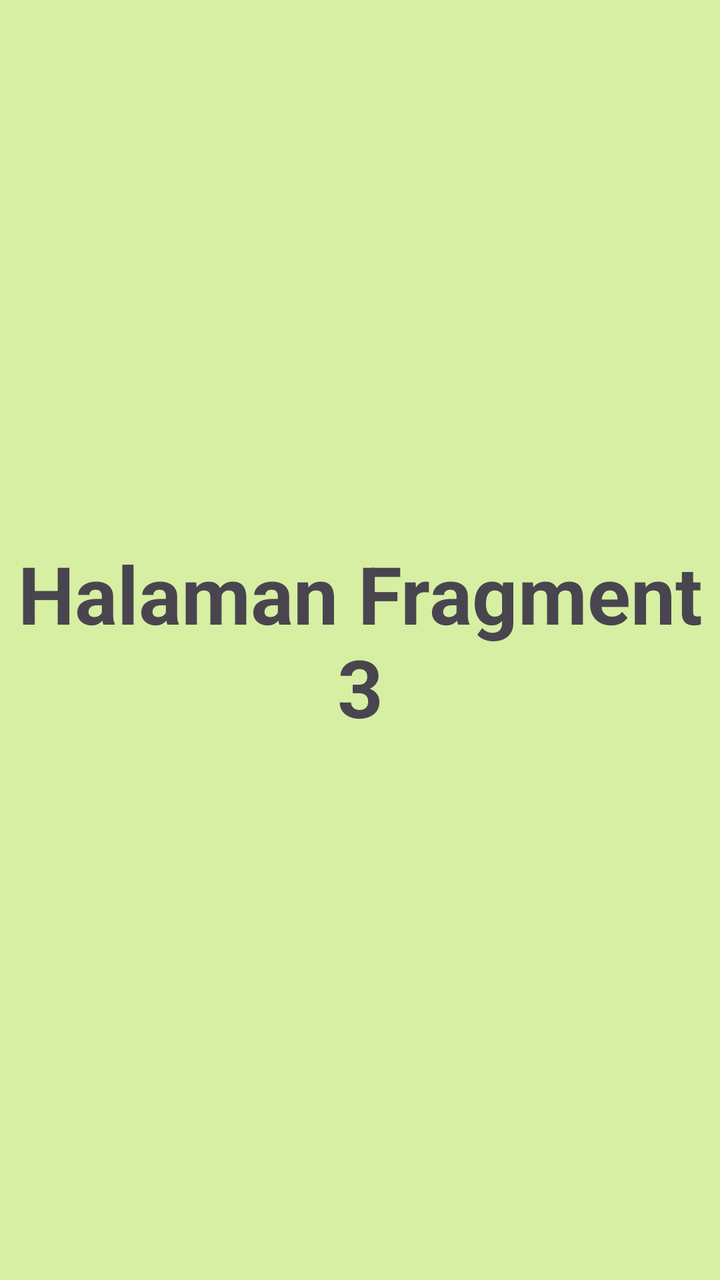
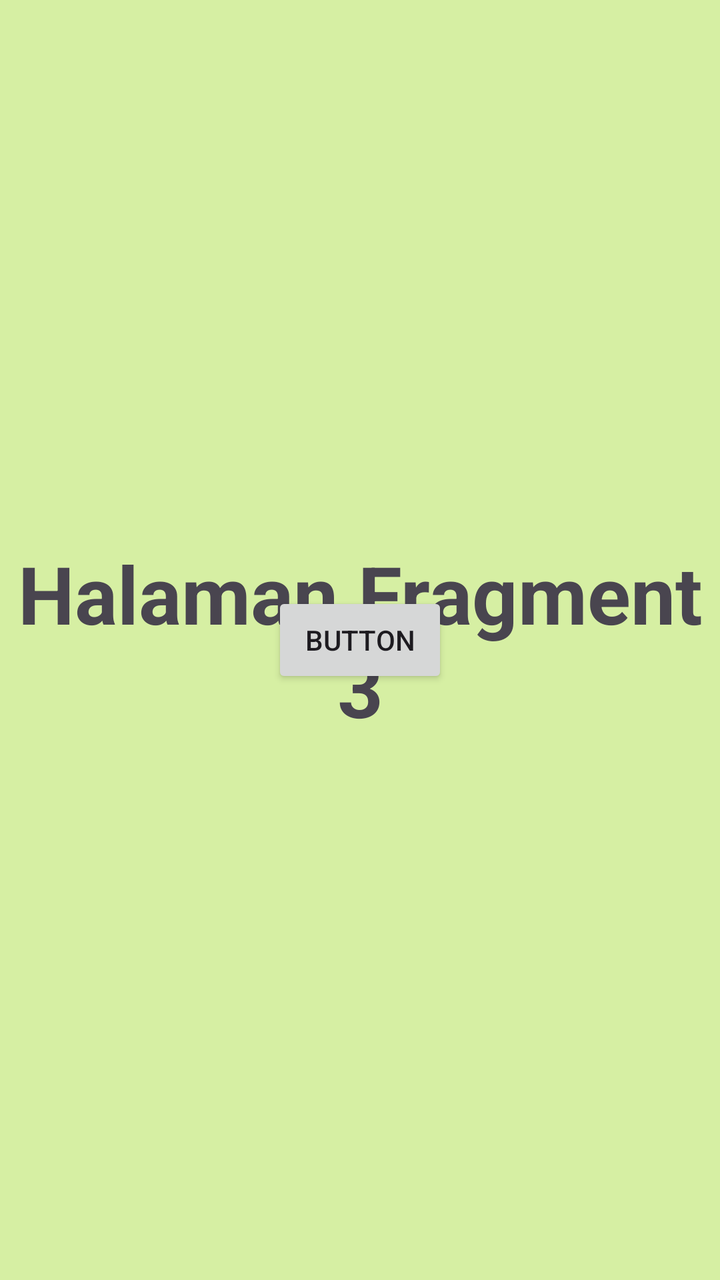

Screens rendered from an Android XML layout before and after an edit, with the pre-edit source and the edit as a unified diff.
<!-- AndroidManifest.xml: application theme Theme.Azura_TIC -->
<!-- res/layout/fragment_tiga.xml -->
<?xml version="1.0" encoding="utf-8"?>
<FrameLayout xmlns:android="http://schemas.android.com/apk/res/android"
    xmlns:tools="http://schemas.android.com/tools"
    android:layout_width="match_parent"
    android:layout_height="match_parent"
    tools:context=".pertemuan_6.TigaFragment"
    android:background="#D6EFA3">

    <TextView
        android:layout_width="match_parent"
        android:layout_height="match_parent"
        android:text="Halaman Fragment 3"
        android:gravity="center"
        android:textSize="40sp"
        android:textStyle="bold" />

</FrameLayout>
<!-- resources referenced by this layout -->
<resources>
  <style name="Theme.Azura_TIC" parent="Base.Theme.Azura_TIC" />
  <style name="Base.Theme.Azura_TIC" parent="Theme.Material3.DayNight.NoActionBar">
          
          
      </style>
</resources>

<!-- the commit's change to res/layout/fragment_tiga.xml (unified diff, before → after) -->
@@ -14,4 +14,11 @@
         android:textSize="40sp"
         android:textStyle="bold" />
 
+    <Button
+        android:id="@+id/button"
+        android:layout_width="wrap_content"
+        android:layout_height="wrap_content"
+        android:layout_gravity="center"
+        android:text="Button" />
+
 </FrameLayout>
